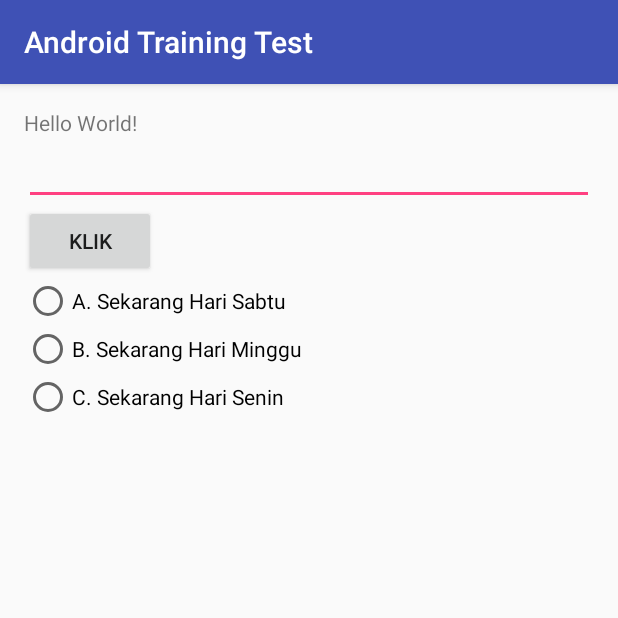
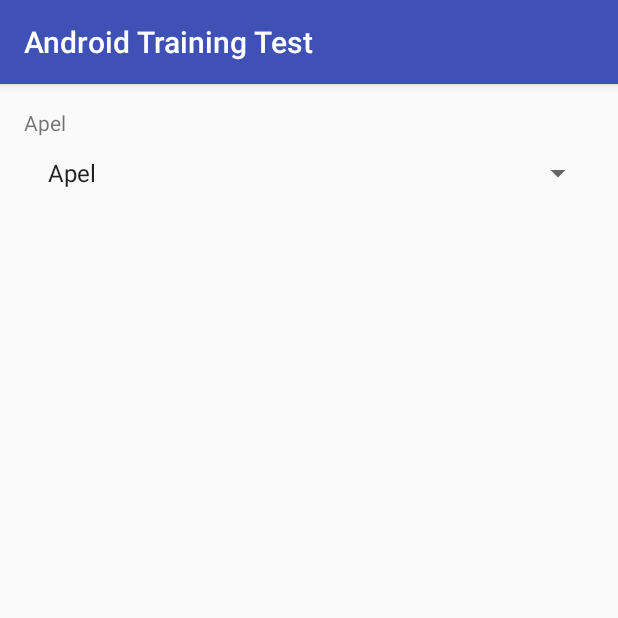
Before and after one commit to qushay/android_training, an Android app: the screen it shows after launch (MainActivity), on a phone screen of 412 x 824 dp, the top half of it. Run offline under Robolectric (Android 15) with nearby library versions, the phone set to English and light mode, and no system bars.

Commit message:
layout : - add Spinner - remove button - remove edittext - remove radiobutton

```diff
--- a/app/src/main/java/com/test/androidtrainingtest/MainActivity.java
+++ b/app/src/main/java/com/test/androidtrainingtest/MainActivity.java
@@ -1,55 +1,39 @@
 package com.test.androidtrainingtest;
 
+import android.os.Bundle;
 import android.support.v7.app.AppCompatActivity;
-import android.os.Bundle;
 import android.view.View;
-import android.widget.Button;
-import android.widget.CheckBox;
-import android.widget.EditText;
-import android.widget.RadioButton;
+import android.widget.AdapterView;
+import android.widget.ArrayAdapter;
+import android.widget.Spinner;
 import android.widget.TextView;
 
 public class MainActivity extends AppCompatActivity {
 
     TextView mTextView;
-    Button mButton;
-    EditText mEditText;
-    RadioButton mRadioButtonSabtu, mRadioButtonMinggu, mRadioButtonSenin;
+    Spinner mSpinner;
+    String[] mBuah = {"Apel","Jeruk","Pisang","Semangka","Nanas"};
 
     @Override
     protected void onCreate(Bundle savedInstanceState) {
         super.onCreate(savedInstanceState);
         setContentView(R.layout.activity_main);
         mTextView = (TextView) findViewById(R.id.textView);
-        mButton = (Button) findViewById(R.id.button);
-        mEditText = (EditText) findViewById(R.id.editText);
-        mRadioButtonSabtu = (RadioButton) findViewById(R.id.radioButton);
-        mRadioButtonMinggu = (RadioButton) findViewById(R.id.radioButton2);
-        mRadioButtonSenin = (RadioButton) findViewById(R.id.radioButton3);
-        mButton.setOnClickListener(new ButtonAction());
-        mRadioButtonSabtu.setOnClickListener(new RadioButtonAction());
-        mRadioButtonMinggu.setOnClickListener(new RadioButtonAction());
-        mRadioButtonSenin.setOnClickListener(new RadioButtonAction());
+        mSpinner = (Spinner) findViewById(R.id.spinner);
+        ArrayAdapter<String> spinnerAdapter = new ArrayAdapter<>(this, android.R.layout.simple_list_item_1,mBuah);
+        mSpinner.setAdapter(spinnerAdapter);
+        mSpinner.setOnItemSelectedListener(new spinnerAction());
     }
 
-    class RadioButtonAction implements CheckBox.OnClickListener{
+    class spinnerAction implements Spinner.OnItemSelectedListener{
         @Override
-        public void onClick(View view) {
-            if (view == mRadioButtonSabtu){
-                mTextView.setText("Benar");
-            } else if (view == mRadioButtonMinggu) {
-                mTextView.setText("Salah");
-            } else {
-                mTextView.setText("Salah");
-            }
+        public void onItemSelected(AdapterView<?> adapterView, View view, int i, long l) {
+            mTextView.setText(adapterView.getSelectedItem().toString());
         }
-    }
 
-    class ButtonAction implements Button.OnClickListener{
         @Override
-        public void onClick(View view) {
-            // action of button
-            mTextView.setText(mEditText.getText().toString());
+        public void onNothingSelected(AdapterView<?> adapterView) {
+
         }
     }
 }
--- a/app/src/main/res/layout/activity_main.xml
+++ b/app/src/main/res/layout/activity_main.xml
@@ -16,38 +16,10 @@
         android:text="Hello World!"
         android:id="@+id/textView" />
 
-    <EditText
+    <Spinner
         android:layout_width="match_parent"
         android:layout_height="wrap_content"
-        android:id="@+id/editText" />
+        android:id="@+id/spinner" />
 
-    <Button
-        android:layout_width="wrap_content"
-        android:layout_height="wrap_content"
-        android:text="Klik"
-        android:id="@+id/button" />
-
-    <RadioGroup
-        android:layout_width="wrap_content"
-        android:layout_height="wrap_content">
-
-        <RadioButton
-            android:layout_width="wrap_content"
-            android:layout_height="wrap_content"
-            android:text="A. Sekarang Hari Sabtu"
-            android:id="@+id/radioButton" />
-
-        <RadioButton
-            android:layout_width="wrap_content"
-            android:layout_height="wrap_content"
-            android:text="B. Sekarang Hari Minggu"
-            android:id="@+id/radioButton2" />
-
-        <RadioButton
-            android:layout_width="wrap_content"
-            android:layout_height="wrap_content"
-            android:text="C. Sekarang Hari Senin"
-            android:id="@+id/radioButton3" />
-    </RadioGroup>
 
 </LinearLayout>
```
